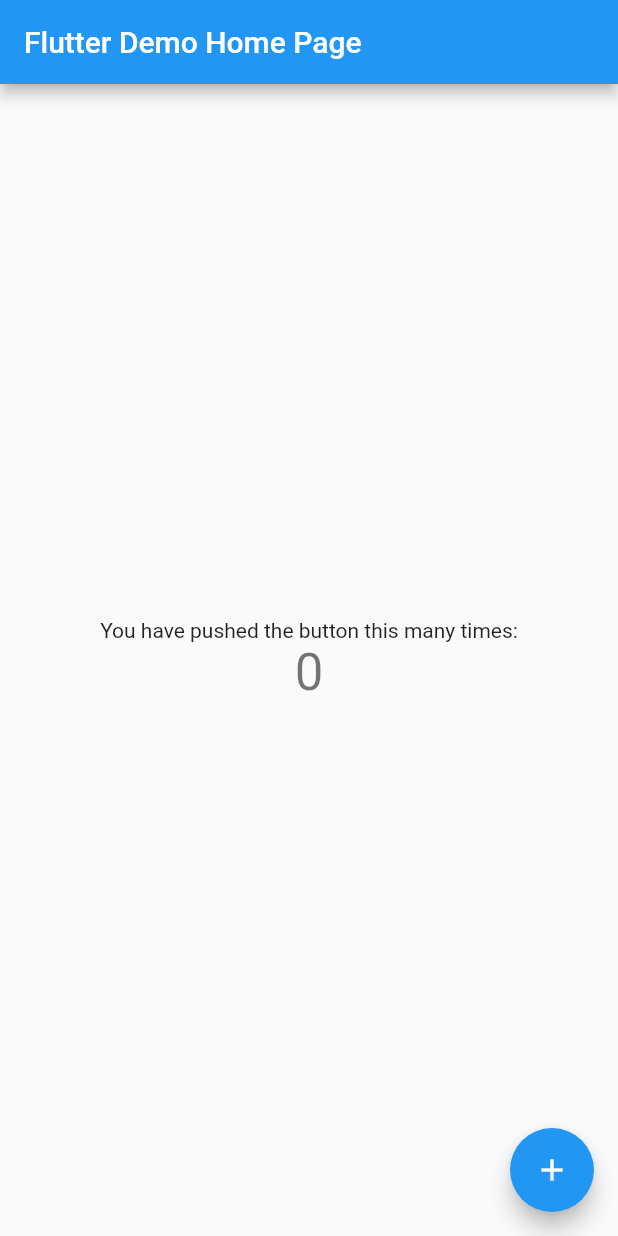
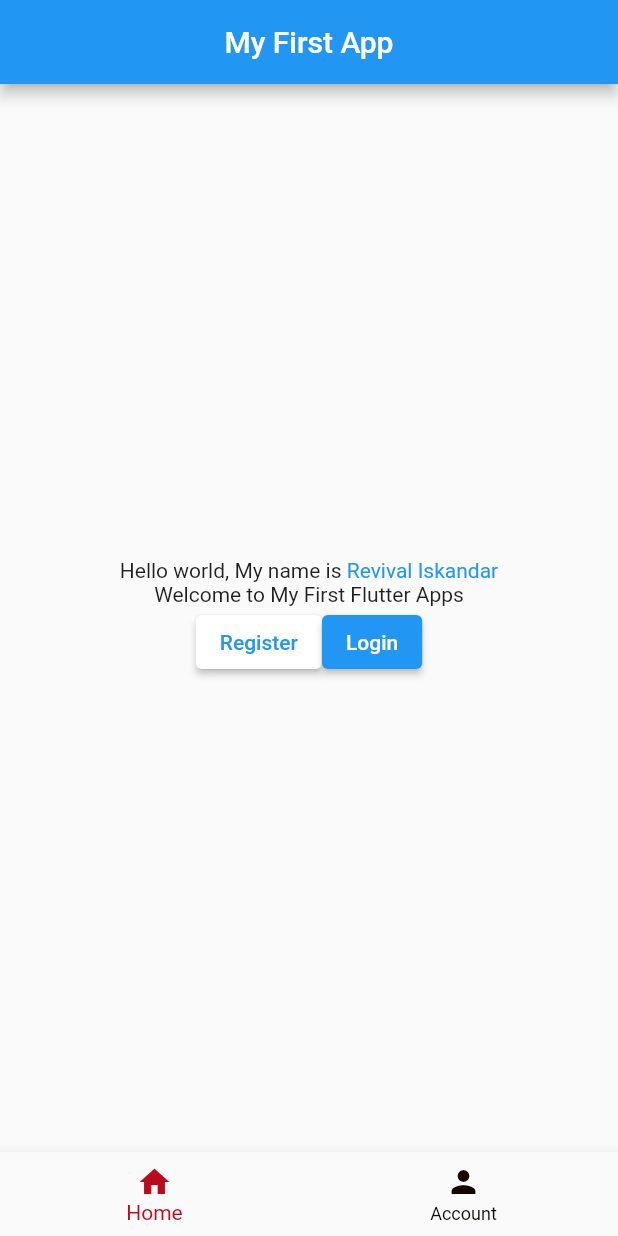
Before and after one commit to revivalxvr/Project-Flutter, a Flutter app: the screen it shows after launch, on a phone screen of 412 x 824 dp. Run offline on Flutter 3.47's test engine with Material 2 defaults, Android fonts, the phone set to English and light mode, and no system bars.

Commit message:
first commit

```diff
--- a/my_first_app/lib/main.dart
+++ b/my_first_app/lib/main.dart
@@ -1,7 +1,7 @@
+import 'dart:ui';
+
 import 'package:flutter/material.dart';
 
-
-// disini aplikasi pertama berjalan
 void main() {
   runApp(const MyApp());
 }
@@ -15,18 +15,9 @@ class MyApp extends StatelessWidget {
     return MaterialApp(
       title: 'Flutter Demo',
       theme: ThemeData(
-        // This is the theme of your application.
-        //
-        // Try running your application with "flutter run". You'll see the
-        // application has a blue toolbar. Then, without quitting the app, try
-        // changing the primarySwatch below to Colors.green and then invoke
-        // "hot reload" (press "r" in the console where you ran "flutter run",
-        // or simply save your changes to "hot reload" in a Flutter IDE).
-        // Notice that the counter didn't reset back to zero; the application
-        // is not restarted.
         primarySwatch: Colors.blue,
       ),
-      home: const MyHomePage(title: 'Flutter Demo Home Page'),
+      home: const MyHomePage(title: 'My First App'),
     );
   }
 }
@@ -34,84 +25,75 @@ class MyApp extends StatelessWidget {
 class MyHomePage extends StatefulWidget {
   const MyHomePage({Key? key, required this.title}) : super(key: key);
 
-  // This widget is the home page of your application. It is stateful, meaning
-  // that it has a State object (defined below) that contains fields that affect
-  // how it looks.
-
-  // This class is the configuration for the state. It holds the values (in this
-  // case the title) provided by the parent (in this case the App widget) and
-  // used by the build method of the State. Fields in a Widget subclass are
-  // always marked "final".
-
   final String title;
 
   @override
-  State<MyHomePage> createState() => _MyHomePageState();
+  State<MyHomePage> createState() => MyHomePageState();
 }
 
-class _MyHomePageState extends State<MyHomePage> {
-  int _counter = 0;
+class MyHomePageState extends State<MyHomePage> {
+  int selectedIndex = 0;
 
-  void _incrementCounter() {
-    setState(() {
-      // This call to setState tells the Flutter framework that something has
-      // changed in this State, which causes it to rerun the build method below
-      // so that the display can reflect the updated values. If we changed
-      // _counter without calling setState(), then the build method would not be
-      // called again, and so nothing would appear to happen.
-      _counter++;
-    });
-  }
+  PageController pageController = PageController();
 
   @override
   Widget build(BuildContext context) {
-    // This method is rerun every time setState is called, for instance as done
-    // by the _incrementCounter method above.
-    //
-    // The Flutter framework has been optimized to make rerunning build methods
-    // fast, so that you can just rebuild anything that needs updating rather
-    // than having to individually change instances of widgets.
     return Scaffold(
-      appBar: AppBar(
-        // Here we take the value from the MyHomePage object that was created by
-        // the App.build method, and use it to set our appbar title.
-        title: Text(widget.title),
-      ),
-      body: Center(
-        // Center is a layout widget. It takes a single child and positions it
-        // in the middle of the parent.
-        child: Column(
-          // Column is also a layout widget. It takes a list of children and
-          // arranges them vertically. By default, it sizes itself to fit its
-          // children horizontally, and tries to be as tall as its parent.
-          //
-          // Invoke "debug painting" (press "p" in the console, choose the
-          // "Toggle Debug Paint" action from the Flutter Inspector in Android
-          // Studio, or the "Toggle Debug Paint" command in Visual Studio Code)
-          // to see the wireframe for each widget.
-          //
-          // Column has various properties to control how it sizes itself and
-          // how it positions its children. Here we use mainAxisAlignment to
-          // center the children vertically; the main axis here is the vertical
-          // axis because Columns are vertical (the cross axis would be
-          // horizontal).
+      appBar: AppBar(centerTitle: true, title: Text("My First App")),
+      body: Column(
           mainAxisAlignment: MainAxisAlignment.center,
           children: <Widget>[
-            const Text(
-              'You have pushed the button this many times:',
+            Row(
+              mainAxisAlignment: MainAxisAlignment.center,
+              children: <Widget>[
+                Container(
+                  child: const Text("Hello world, My name is"),
+                ),
+                Container(
+                  child: const Text(
+                    " Revival Iskandar",
+                    style: TextStyle(color: Colors.blue),
+                  ),
+                ),
+              ],
             ),
-            Text(
-              '$_counter',
-              style: Theme.of(context).textTheme.headline4,
+            Column(
+              children: <Widget>[
+                Container(
+                  child: const Text("Welcome to My First Flutter Apps"),
+                )
+              ],
             ),
-          ],
-        ),
+            Row(
+              mainAxisAlignment: MainAxisAlignment.center,
+              children: <Widget>[
+                ElevatedButton(
+                  child: Text(
+                    "Register",
+                    style: TextStyle(color: Colors.blue),
+                  ),
+                  style: ElevatedButton.styleFrom(primary: Colors.white),
+                  onPressed: () {},
+                ),
+                ElevatedButton(
+                  child: Text(
+                    "Login",
+                  ),
+                  style: ElevatedButton.styleFrom(primary: Colors.blue),
+                  onPressed: () {},
+                )
+              ],
+            ),
+          ]),
+      bottomNavigationBar: BottomNavigationBar(
+        items: const <BottomNavigationBarItem>[
+          BottomNavigationBarItem(icon: Icon(Icons.home), label: "Home"),
+          BottomNavigationBarItem(icon: Icon(Icons.person), label: "Account")
+        ],
+        currentIndex: selectedIndex,
+        selectedItemColor: Color.fromARGB(255, 187, 11, 26),
+        unselectedItemColor: Color.fromARGB(255, 19, 5, 2),
       ),
-      floatingActionButton: FloatingActionButton(
-        onPressed: _incrementCounter,
-        tooltip: 'Increment',
-        child: const Icon(Icons.add),
-      ), // This trailing comma makes auto-formatting nicer for build methods.
     );
   }
 }
```
